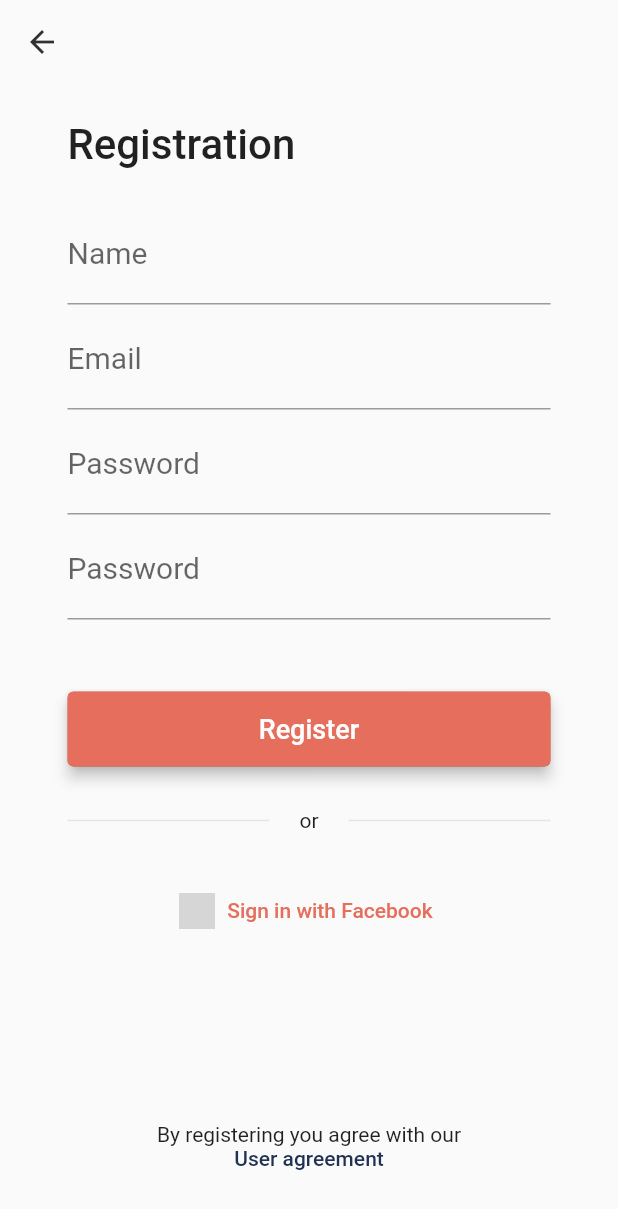
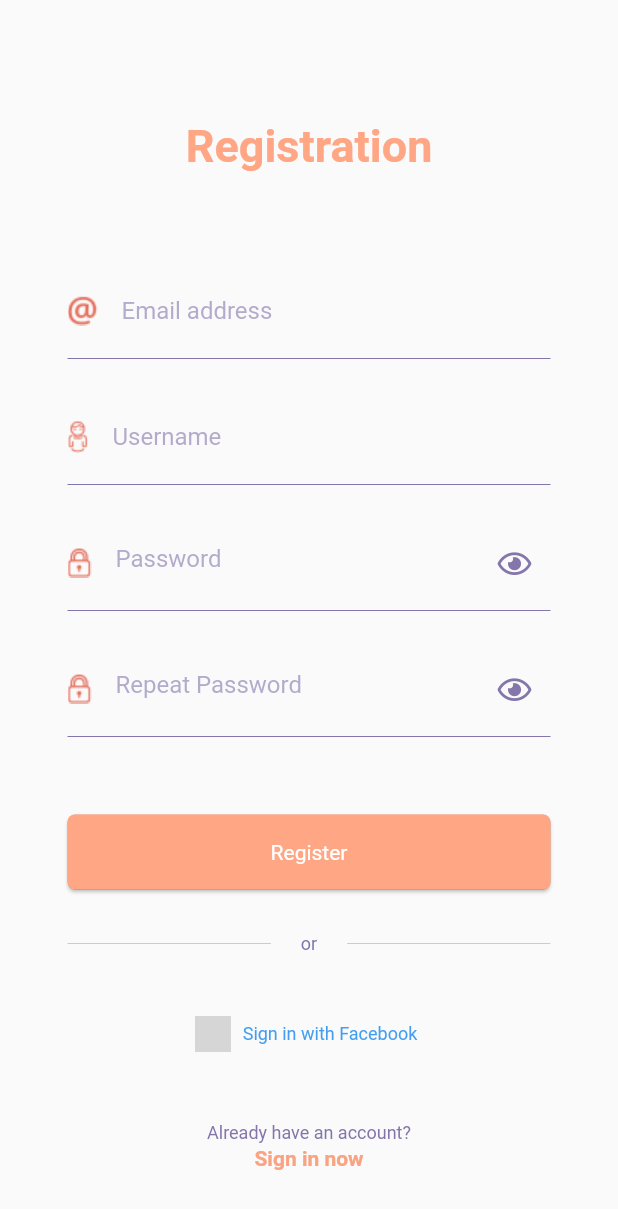
Before and after one commit to 1021dev/viddo_flutter, a Flutter app: the RegisterScreen screen opened directly, on a phone screen of 412 x 824 dp. Shown: the top 1209 px of the screen. Run offline on Flutter 3.47's test engine with Material 2 defaults, Android fonts, the phone set to English and light mode, and no system bars; our stand-ins replace bloc, dio, equatable, flutter_bloc, flutter_datetime_picker, font_awesome_flutter and 1 more; accounts and stored records are empty; grey boxes are pictures that could not be loaded.

Commit message:
[update] new design signin/register/reset password, alert

```diff
--- a/lib/screens/register_screen.dart
+++ b/lib/screens/register_screen.dart
@@ -6,6 +6,7 @@ import 'package:Viiddo/utils/widget_utils.dart';
 import 'package:flutter/material.dart';
 import 'package:flutter/services.dart';
 import 'package:flutter_bloc/flutter_bloc.dart';
+import 'package:font_awesome_flutter/font_awesome_flutter.dart';
 import 'package:shared_preferences/shared_preferences.dart';
 
 import 'main_screen.dart';
@@ -51,16 +52,8 @@ class _RegisterScreenState extends State<RegisterScreen> {
         bloc: screenBloc,
         builder: (BuildContext context, state) {
           return Scaffold(
-            appBar: AppBar(
-              centerTitle: true,
-              backgroundColor: Colors.transparent,
-              elevation: 0,
-              iconTheme: IconThemeData(color: Color(0xFF313131)),
-              title: SizedBox(
-                height: 0,
-              ),
-            ),
             resizeToAvoidBottomPadding: false,
+            resizeToAvoidBottomInset: false,
             key: scaffoldKey,
             body: _getBody(state),
           );
@@ -82,14 +75,16 @@ class _RegisterScreenState extends State<RegisterScreen> {
           crossAxisAlignment: CrossAxisAlignment.stretch,
           mainAxisAlignment: MainAxisAlignment.spaceBetween,
           children: <Widget>[
-            SingleChildScrollView(
+            Padding(
+              padding: const EdgeInsets.only(top: 80, bottom: 24),
+              child: _title(),
+            ),
+            Expanded(
+              child: SingleChildScrollView(
+                physics: ScrollPhysics(),
                 padding: EdgeInsets.only(left: 45.0, right: 45.0),
                 child: Column(
                   children: <Widget>[
-                  Padding(
-                    padding: const EdgeInsets.only(top: 24),
-                    child: _title(),
-                  ),
                     Padding(
                       padding: const EdgeInsets.only(top: 24),
                       child: loginFields(),
@@ -111,9 +106,10 @@ class _RegisterScreenState extends State<RegisterScreen> {
                   ],
                 ),
               ),
+            ),
             Padding(
               padding: const EdgeInsets.only(bottom: 44, top: 24),
-              child: _terms(),
+              child: _loginButton(),
             ),
           ],
         ),
@@ -124,14 +120,15 @@ class _RegisterScreenState extends State<RegisterScreen> {
   Widget _title() {
     return Container(
       child: Row(
-        mainAxisAlignment: MainAxisAlignment.start,
+        mainAxisAlignment: MainAxisAlignment.center,
         children: <Widget>[
           Text(
             'Registration',
             style: TextStyle(
-              color: Colors.black87,
-              fontSize: 28,
-              fontWeight: FontWeight.w500,
+              color: Color(0xFFFFA685),
+              fontSize: 30,
+              fontFamily: 'Roboto-Bold',
+              fontWeight: FontWeight.bold,
             ),
           ),
         ],
@@ -143,97 +140,147 @@ class _RegisterScreenState extends State<RegisterScreen> {
     return Container(
       child: Column(
         children: <Widget>[
-          Container(
-            height: 70,
+          Padding(
+            padding: EdgeInsets.only(
+              top: 20.0,
+            ),
             child: TextField(
+              focusNode: emailFocus,
+              controller: emailController,
+              autocorrect: false,
+              textInputAction: TextInputAction.next,
+              keyboardType: TextInputType.emailAddress,
+              style: TextStyle(
+                fontFamily: "Roboto",
+                fontSize: 16.0,
+                color: Color(0xFF8476AB),
+              ),
+              decoration: InputDecoration(
+                border: InputBorder.none,
+                icon: Image.asset(
+                  'assets/icons/ic_email.png',
+                ),
+                hintText: "Email address",
+                hintStyle: TextStyle(fontFamily: "Roboto", fontSize: 16.0),
+              ),
+              onSubmitted: (_) {
+                FocusScope.of(context).requestFocus(userNameFocus);
+              },
+            ),
+          ),
+          Divider(
+            color: Color(0xFF8476AB),
+          ),
+          Padding(
+            padding: EdgeInsets.only(
+              top: 20.0,
+            ),
+            child: TextField(
+              focusNode: userNameFocus,
               controller: userNameController,
+              autocorrect: false,
               textInputAction: TextInputAction.next,
-              focusNode: userNameFocus,
+              keyboardType: TextInputType.text,
               style: TextStyle(
-                color: Color(0xFF203152),
-                fontSize: 20.0,
+                fontFamily: "Roboto",
+                fontSize: 16.0,
+                color: Color(0xFF8476AB),
               ),
-              keyboardType: TextInputType.text,
               decoration: InputDecoration(
-                labelText: 'Name',
-                hasFloatingPlaceholder: true,
-                focusedBorder: UnderlineInputBorder(
-                    borderSide: BorderSide(
-                        color: Color(0xFFE66E5C), style: BorderStyle.solid)),
+                border: InputBorder.none,
+                icon: Image.asset(
+                  'assets/icons/ic_username.png',
+                ),
+                hintText: "Username",
+                hintStyle: TextStyle(fontFamily: "Roboto", fontSize: 16.0),
               ),
               onSubmitted: (_) {
                 FocusScope.of(context).requestFocus(passwordFocus);
               },
             ),
           ),
-          Container(
-            height: 70,
+          Divider(
+            color: Color(0xFF8476AB),
+          ),
+          Padding(
+            padding: EdgeInsets.only(
+              top: 20.0,
+            ),
             child: TextField(
-              controller: emailController,
-              textInputAction: TextInputAction.next,
-              focusNode: emailFocus,
+              focusNode: passwordFocus,
+              controller: passwordController,
+              autocorrect: false,
+              obscureText: true,
+              textInputAction: TextInputAction.done,
+              keyboardType: TextInputType.text,
               style: TextStyle(
-                color: Color(0xFF203152),
-                fontSize: 20.0,
+                fontFamily: "Roboto",
+                fontSize: 16.0,
+                color: Color(0xFF8476AB),
               ),
-              keyboardType: TextInputType.emailAddress,
               decoration: InputDecoration(
-                labelText: 'Email',
-                hasFloatingPlaceholder: true,
-                focusedBorder: UnderlineInputBorder(
-                    borderSide: BorderSide(
-                        color: Color(0xFFE66E5C), style: BorderStyle.solid)),
+                border: InputBorder.none,
+                icon: Image.asset(
+                  'assets/icons/ic_password.png',
                 ),
-              onSubmitted: (_) {
-                FocusScope.of(context).requestFocus(emailFocus);
-              },
+                hintText: "Password",
+                hintStyle: TextStyle(fontFamily: "Roboto", fontSize: 16.0),
+                suffixIcon: GestureDetector(
+                  onTap: () {},
+                  child: Icon(
+                    FontAwesomeIcons.eye,
+                    size: 20.0,
+                    color: Color(0xFF8476AB),
                   ),
                 ),
-          Container(
-            height: 70,
-            child: TextField(
-              controller: passwordController,
-              textInputAction: TextInputAction.next,
-              focusNode: passwordFocus,
-              style: TextStyle(
-                color: Color(0xFF203152),
-                fontSize: 20.0,
               ),
-              decoration: InputDecoration(
-                labelText: 'Password',
-                hasFloatingPlaceholder: true,
-                focusedBorder: UnderlineInputBorder(
-                    borderSide: BorderSide(
-                        color: Color(0xFFE66E5C), style: BorderStyle.solid)),
-              ),
-              obscureText: true,
               onSubmitted: (_) {
                 FocusScope.of(context).requestFocus(confirmPasswordFocus);
               },
             ),
           ),
-          Container(
-            height: 70,
+          Divider(
+            color: Color(0xFF8476AB),
+          ),
+          Padding(
+            padding: EdgeInsets.only(
+              top: 20.0,
+            ),
             child: TextField(
+              focusNode: confirmPasswordFocus,
               controller: confirmPasswordController,
-              textInputAction: TextInputAction.next,
-              focusNode: confirmPasswordFocus,
+              autocorrect: false,
+              obscureText: true,
+              textInputAction: TextInputAction.done,
+              keyboardType: TextInputType.text,
               style: TextStyle(
-                color: Color(0xFF203152),
-                fontSize: 20.0,
+                fontFamily: "Roboto",
+                fontSize: 16.0,
+                color: Color(0xFF8476AB),
               ),
               decoration: InputDecoration(
-                labelText: 'Password',
-                hasFloatingPlaceholder: true,
-                focusedBorder: UnderlineInputBorder(
-                    borderSide: BorderSide(
-                        color: Color(0xFFE66E5C), style: BorderStyle.solid)),
+                border: InputBorder.none,
+                icon: Image.asset(
+                  'assets/icons/ic_password.png',
                 ),
-              obscureText: true,
+                hintText: "Repeat Password",
+                hintStyle: TextStyle(fontFamily: "Roboto", fontSize: 16.0),
+                suffixIcon: GestureDetector(
+                  onTap: () {},
+                  child: Icon(
+                    FontAwesomeIcons.eye,
+                    size: 20.0,
+                    color: Color(0xFF8476AB),
+                  ),
+                ),
+              ),
               onSubmitted: (_) {
                 FocusScope.of(context).unfocus();
               },
             ),
+          ),
+          Divider(
+            color: Color(0xFF8476AB),
           ),
         ],
       ),
@@ -246,18 +293,18 @@ class _RegisterScreenState extends State<RegisterScreen> {
       child: SizedBox.expand(
         child: Material(
           shape:
-              RoundedRectangleBorder(borderRadius: BorderRadius.circular(4.0)),
-          elevation: 4.0,
-          color: Color(0xFFE66E5C),
+              RoundedRectangleBorder(borderRadius: BorderRadius.circular(5.0)),
+          elevation: 1.0,
+          color: Color(0xFFFFA685),
           clipBehavior: Clip.antiAlias,
           child: MaterialButton(
             height: 46.0,
-            color: Color(0xFFE66E5C),
+            color: Color(0xFFFFA685),
             child: Text('Register',
                 style: TextStyle(
-                  fontSize: 18.0,
+                  fontSize: 14.0,
                   color: Colors.white,
-                  fontWeight: FontWeight.w500,
+                  fontFamily: 'Roboto',
                 )),
             onPressed: () {
               Navigation.toScreenAndCleanBackStack(
@@ -282,20 +329,27 @@ class _RegisterScreenState extends State<RegisterScreen> {
                   right: 20.0,
                 ),
                 child: Divider(
-                  color: Color(0xFFE5E5E5),
-                  thickness: 1,
+                  color: Color(0x808476AB),
+                  thickness: 0.5,
                   height: 36,
                 )),
           ),
-          Text("or"),
+          Text(
+            "or",
+            style: TextStyle(
+              fontSize: 12,
+              color: Color(0xFF8476AB),
+              fontFamily: 'Roboto',
+            ),
+          ),
           Expanded(
             child: new Container(
                 margin: const EdgeInsets.only(
                   left: 20.0,
                 ),
                 child: Divider(
-                  color: Color(0xFFE5E5E5),
-                  thickness: 1,
+                  color: Color(0x808476AB),
+                  thickness: 0.5,
                   height: 36,
                 )),
           ),
@@ -318,9 +372,9 @@ class _RegisterScreenState extends State<RegisterScreen> {
                   'Sign in with Facebook',
                   overflow: TextOverflow.ellipsis,
                   style: TextStyle(
-                      fontSize: 14.0,
-                      color: Color(0xFFE66E5C),
-                      fontWeight: FontWeight.w500),
+                    fontSize: 12.0,
+                    color: Color(0xFF439EF2),
+                  ),
                 ),
               ),
             ),
@@ -336,25 +390,34 @@ class _RegisterScreenState extends State<RegisterScreen> {
     );
   }
 
-  Widget _terms() {
+  Widget _loginButton() {
     return Container(
       child: Column(
         mainAxisAlignment: MainAxisAlignment.center,
-        crossAxisAlignment: CrossAxisAlignment.center,
         children: <Widget>[
-          Text(
-            'By registering you agree with our',
+          Container(
+            height: 16,
+            child: Text(
+              'Already have an account?',
+              style: TextStyle(
+                fontSize: 12.0,
+                color: Color(0xFF8476AB),
+                fontFamily: 'Roboto',
+              ),
+            ),
           ),
           GestureDetector(
             child: Text(
-              'User agreement',
+              'Sign in now',
               style: TextStyle(
                 fontSize: 14.0,
-                color: Color(0xFF203152),
-                fontWeight: FontWeight.w500,
+                color: Color(0xFFFAA382),
+                fontFamily: 'Roboto-Bold',
               ),
             ),
-            onTap: () {},
+            onTap: () {
+              Navigator.of(context).pop();
+            },
           )
         ],
       ),
--- a/lib/themes.dart
+++ b/lib/themes.dart
@@ -13,11 +13,14 @@ ThemeData lightTheme = ThemeData(
     button: TextStyle(color: Colors.white),
   ),
   textSelectionColor: Color(0xFF000000),
-  accentColor: Color(0xFFE66E5C),
+  accentColor: Color(0xFFFFA685),
   primaryColor: Color(0xFFFFFFFF),
+  hintColor: Color(0x998476AB),
+  focusColor: Color(0xFF8476AB),
   buttonTheme: ButtonThemeData(
-    buttonColor: Color(0xFFE66E5C),
+    buttonColor: Color(0xFFFFA685),
     highlightColor: Color(0xFFF6AE5C),
     textTheme: ButtonTextTheme.primary,
   ),
+  fontFamily: 'Roboto',
 );
```
Also changed, not shown: lib/screens/login_screen.dart (+115 -60 lines), lib/screens/reset_password_screen.dart (+76 -23 lines), pubspec.yaml (+43 -6 lines), assets/icons/2.0x/singin_logo.png (added), assets/icons/ic_email.png (added), assets/icons/ic_password.png (added), assets/icons/ic_show_password.png (added), assets/icons/ic_username.png (added), fonts/Roboto-Black.ttf (added), fonts/Roboto-Bold.ttf (added), fonts/Roboto-Italic.ttf (added), fonts/Roboto-Light.ttf (added), fonts/Roboto-Medium.ttf (added), fonts/Roboto-Regular.ttf (added), 1 more files. Lines whose indentation alone changed are shown as unchanged.
